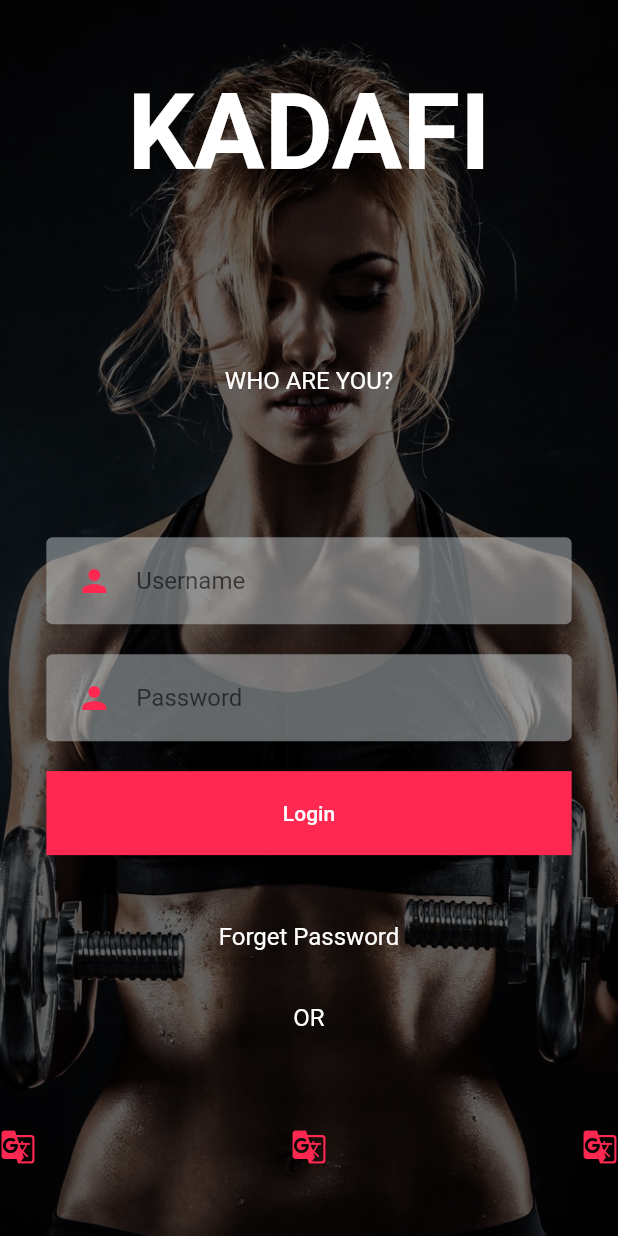
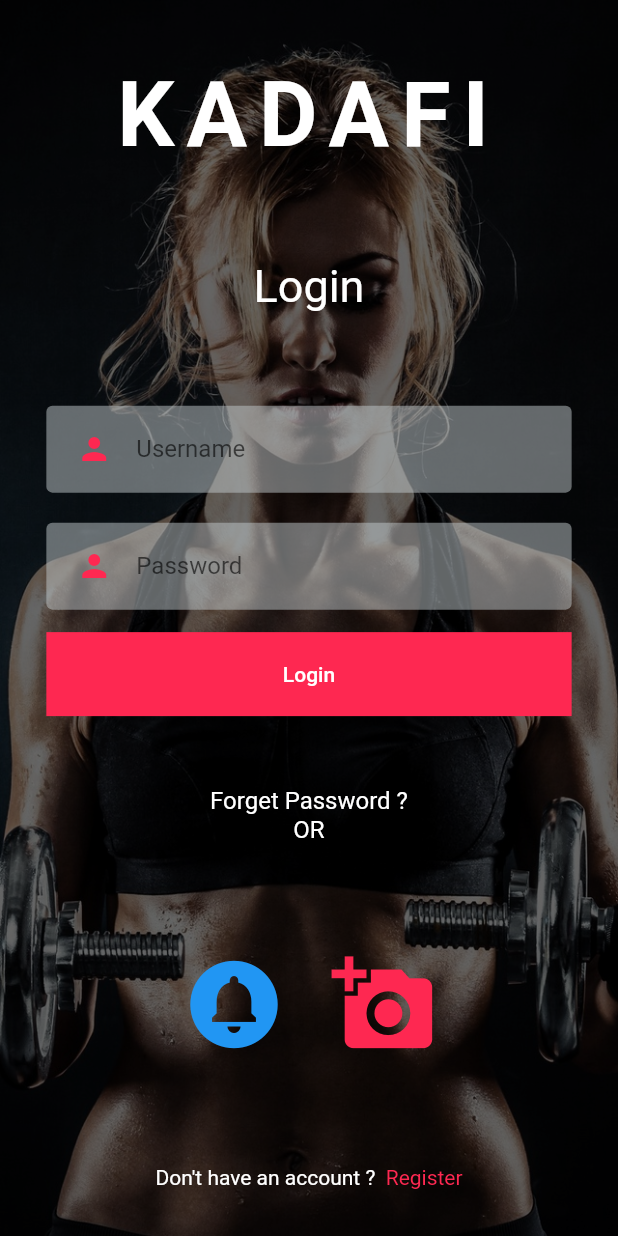
Before and after one commit to thanhdat369/HCI-PT-Booking, a Flutter app: the screen it shows after launch, on a phone screen of 412 x 824 dp. Run offline on Flutter 3.47's test engine with Material 2 defaults, Android fonts, the phone set to English and light mode, and no system bars; Roboto replaces fonts that are missing (ProductSans).

Commit message:
Split components and code login

```diff
--- /dev/null
+++ b/lib/components/brand_label.dart
@@ -0,0 +1,19 @@
+import 'package:flutter/material.dart';
+
+class BrandLabel extends StatelessWidget {
+  const BrandLabel({Key key}) : super(key: key);
+
+  @override
+  Widget build(BuildContext context) {
+    return Container(
+      margin: EdgeInsets.symmetric(vertical: 10),
+      child:Text("KADAFI",
+        style: const TextStyle(
+            fontWeight: FontWeight.w700,
+            fontStyle: FontStyle.normal,
+            letterSpacing: 8,
+            fontSize: 60),
+        textAlign: TextAlign.center)
+        );
+  }
+}
--- a/lib/components/rounded_button.dart
+++ b/lib/components/rounded_button.dart
@@ -18,7 +18,7 @@ class RoundedButton extends StatelessWidget {
     Size size = MediaQuery.of(context).size;
     return Container(
       color: this.color ,
-      margin: EdgeInsets.symmetric(vertical: 10),
+      margin: EdgeInsets.symmetric(vertical: 5),
       width: size.width * 0.85,
       child: ClipRRect(
         borderRadius: BorderRadius.all(Radius.circular(4)),
--- a/lib/components/screen_with_background.dart
+++ b/lib/components/screen_with_background.dart
@@ -31,6 +31,7 @@ class ScreenWithBackground extends StatelessWidget {
         )
         ),
         Container(
+          padding: EdgeInsets.symmetric(vertical: 10),
           height: size.height,
           width: size.width,
           child: this.child,
--- a/lib/main.dart
+++ b/lib/main.dart
@@ -1,6 +1,6 @@
 import 'package:flutter/material.dart';
-import 'package:hci_booking_pt/screens/Welcome/get_started.dart';
 import 'package:hci_booking_pt/screens/Welcome/login.dart';
+import 'package:hci_booking_pt/theme/colors.dart';
 
 void main() {
   runApp(MyApp());
@@ -13,7 +13,16 @@ class MyApp extends StatelessWidget {
   Widget build(BuildContext context) {
     return MaterialApp(
       debugShowCheckedModeBanner: false,
-      theme: ThemeData(primarySwatch: Colors.red),
+      theme: ThemeData(
+          textTheme: TextTheme(
+            bodyText1: TextStyle(),
+            bodyText2: TextStyle(),
+          ).apply(
+            bodyColor: MainColors.kLight,
+            displayColor: Colors.blue,
+            fontFamily: "ProductSans",
+          ),
+          primarySwatch: Colors.red),
       home: LoginScreen(),
     );
   }
--- /dev/null
+++ b/lib/screens/Welcome/components/form_title.dart
@@ -0,0 +1,15 @@
+import 'package:flutter/material.dart';
+
+class FormTitle extends StatelessWidget {
+  final String title;
+  const FormTitle({Key key, @required this.title}) : super(key: key);
+
+  @override
+  Widget build(BuildContext context) {
+    return Container(
+        margin: EdgeInsets.symmetric(vertical: 10),
+        child: Text(this.title,
+            style: const TextStyle(fontWeight: FontWeight.w400, fontSize: 30),
+            textAlign: TextAlign.center));
+  }
+}
--- a/lib/screens/Welcome/get_started.dart
+++ b/lib/screens/Welcome/get_started.dart
@@ -1,4 +1,5 @@
 import 'package:flutter/material.dart';
+import 'package:hci_booking_pt/components/brand_label.dart';
 import 'package:hci_booking_pt/components/rounded_button.dart';
 import 'package:hci_booking_pt/components/screen_with_background.dart';
 import 'package:hci_booking_pt/theme/colors.dart';
@@ -13,19 +14,9 @@ class GetStarted extends StatelessWidget {
       body: ScreenWithBackground(
         pathBackground: "asset/images/background/1.jpg",
         child: Column(
-          mainAxisAlignment: MainAxisAlignment.spaceAround,
+          mainAxisAlignment: MainAxisAlignment.spaceBetween,
           children: [
-            Container(
-              margin: EdgeInsets.symmetric(vertical: 30),
-              child: Text("KADAFI",
-                  style: const TextStyle(
-                      color: const Color(0xffffffff),
-                      fontWeight: FontWeight.w700,
-                      fontFamily: "ProductSans",
-                      fontStyle: FontStyle.normal,
-                      fontSize: 70),
-                  textAlign: TextAlign.left),
-            ),
+            BrandLabel(),
             Container(
               margin: EdgeInsets.symmetric(vertical: 50),
               child: Text("WHO ARE YOU?",
--- a/lib/screens/Welcome/login.dart
+++ b/lib/screens/Welcome/login.dart
@@ -1,7 +1,9 @@
 import 'package:flutter/material.dart';
+import 'package:hci_booking_pt/components/brand_label.dart';
 import 'package:hci_booking_pt/components/rounded_button.dart';
 import 'package:hci_booking_pt/components/rounded_input.dart';
 import 'package:hci_booking_pt/components/screen_with_background.dart';
+import 'package:hci_booking_pt/screens/welcome/components/form_title.dart';
 import 'package:hci_booking_pt/theme/colors.dart';
 
 class LoginScreen extends StatelessWidget {
@@ -16,28 +18,8 @@ class LoginScreen extends StatelessWidget {
         child: Column(
           mainAxisAlignment: MainAxisAlignment.spaceAround,
           children: [
-            Container(
-              margin: EdgeInsets.symmetric(vertical: 30),
-              child: Text("KADAFI",
-                  style: const TextStyle(
-                      color: const Color(0xffffffff),
-                      fontWeight: FontWeight.w700,
-                      fontFamily: "ProductSans",
-                      fontStyle: FontStyle.normal,
-                      fontSize: 70),
-                  textAlign: TextAlign.left),
-            ),
-            Container(
-              margin: EdgeInsets.symmetric(vertical: 50),
-              child: Text("WHO ARE YOU?",
-                  style: const TextStyle(
-                      color: const Color(0xffffffff),
-                      fontWeight: FontWeight.w400,
-                      fontFamily: "ProductSans",
-                      fontStyle: FontStyle.normal,
-                      fontSize: 16),
-                  textAlign: TextAlign.center),
-            ),
+            BrandLabel(),
+            FormTitle(title: "Login"),
             Column(
               children: [
                 RoundedInputField(
@@ -51,36 +33,52 @@ class LoginScreen extends StatelessWidget {
                 ),
               ],
             ),
-            Container(
-              child: Text("Forget Password",
+            Column(children: [
+              Text("Forget Password ?",
                   style: const TextStyle(
-                      color: const Color(0xffffffff),
                       fontWeight: FontWeight.w400,
                       fontFamily: "ProductSans",
                       fontStyle: FontStyle.normal,
                       fontSize: 16),
                   textAlign: TextAlign.center),
-            ),
               Container(
                 child: Text("OR",
                     style: const TextStyle(
-                      color: const Color(0xffffffff),
                         fontWeight: FontWeight.w400,
-                      fontFamily: "ProductSans",
                         fontStyle: FontStyle.normal,
                         fontSize: 16),
                     textAlign: TextAlign.center),
               ),
+            ]),
             Container(
               margin: EdgeInsets.symmetric(vertical: 30),
               child: Row(
-                mainAxisAlignment: MainAxisAlignment.spaceBetween,
+                mainAxisAlignment: MainAxisAlignment.center,
                 children: [
-                Icon(Icons.g_translate,color: MainColors.kMain,),
-                Icon(Icons.g_translate,color: MainColors.kMain,),
-                Icon(Icons.g_translate,color: MainColors.kMain,),
-              ],)
+                  Container(
+                      margin: EdgeInsets.symmetric(horizontal: 15),
+                      child: Icon(
+                        Icons.circle_notifications,
+                        size: 70,
+                        color: Colors.blue,
+                      )),
+                  Container(
+                      margin: EdgeInsets.symmetric(horizontal: 15),
+                      child: Icon(
+                        Icons.add_a_photo,
+                        size: 70,
+                        color: MainColors.kMain,
+                      )),
+                ],
               ),
+            ),
+            Row(
+              mainAxisAlignment: MainAxisAlignment.center,
+              children: [
+                Text("Don't have an account ?  "),
+                Text("Register", style: TextStyle(color: MainColors.kMain)),
+              ],
+            )
           ],
         ),
       ),
```
Lines whose indentation alone changed are shown as unchanged.
